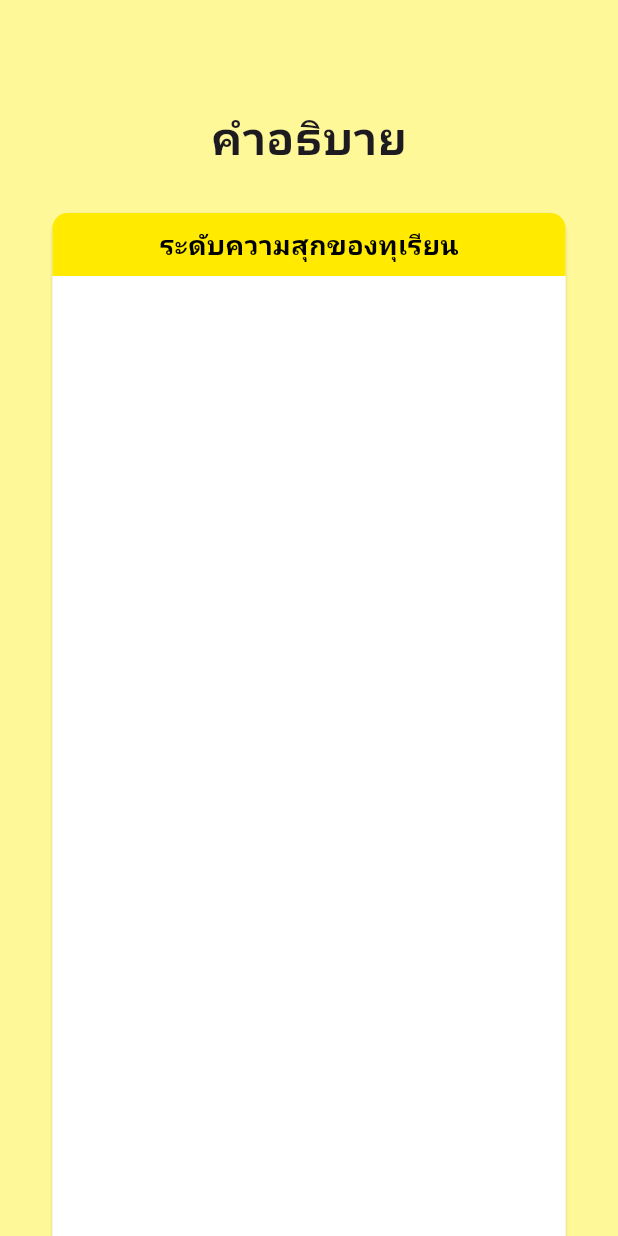
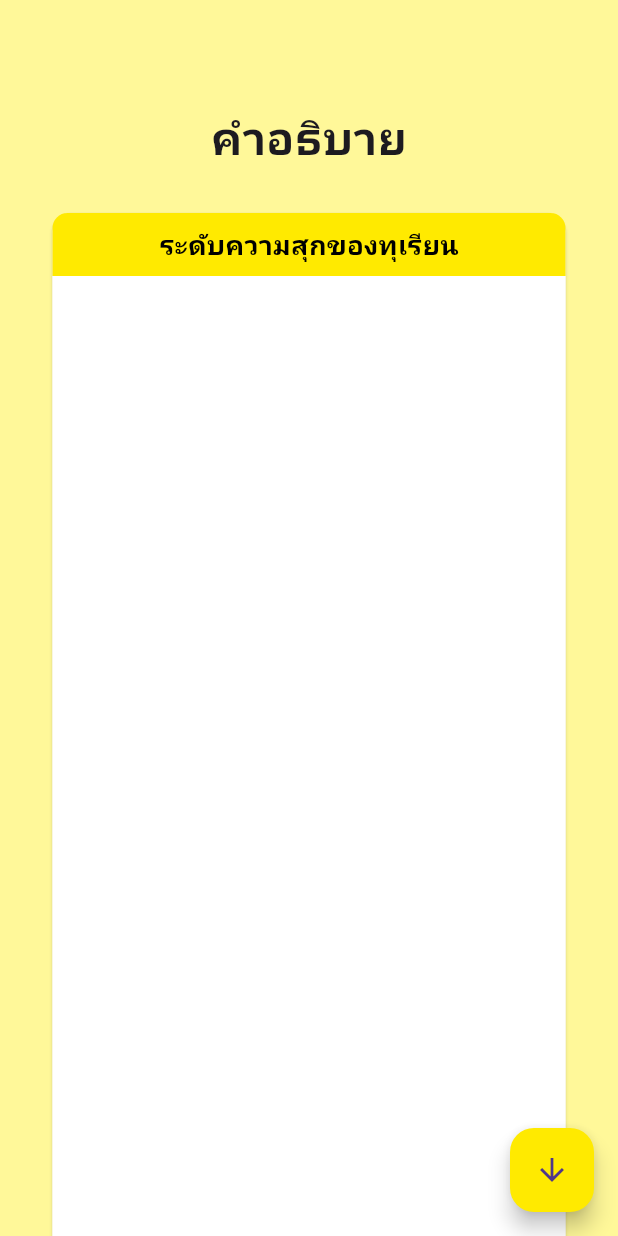
Before and after one commit to nirobonj/Durian01, a Flutter app: the HomePage screen opened directly, on a phone screen of 412 x 824 dp. Run offline on Flutter 3.47's test engine with Material 3 defaults, Android fonts, the phone set to English and light mode, and no system bars.

Commit message:
แก้ๆปรับๆ

```diff
--- a/durian1/lib/display_page.dart
+++ b/durian1/lib/display_page.dart
@@ -1,15 +1,15 @@
 import 'package:flutter/material.dart';
 
 class DisplayPage extends StatelessWidget {
-  const DisplayPage({Key? key}) : super(key: key);
+  const DisplayPage({super.key});
 
   @override
   Widget build(BuildContext context) {
     return Scaffold(
       appBar: AppBar(
-        title: Text('Display Page'),
+        title: const Text('Display Page'),
       ),
-      body: Center(
+      body: const Center(
         child: Text(
           'This is the display page',
           style: TextStyle(fontSize: 24),
--- a/durian1/lib/home_page.dart
+++ b/durian1/lib/home_page.dart
@@ -2,12 +2,13 @@ import 'package:flutter/material.dart';
 import 'display_page.dart';
 
 class HomePage extends StatelessWidget {
-  const HomePage({Key? key});
+  HomePage({Key? key});
+  final ScrollController _scrollController = ScrollController();
 
   void next(BuildContext context) {
     Navigator.push(
       context,
-      MaterialPageRoute(builder: (context) => DisplayPage()),
+      MaterialPageRoute(builder: (context) => const DisplayPage()),
     );
   }
 
@@ -15,7 +16,19 @@ class HomePage extends StatelessWidget {
   Widget build(BuildContext context) {
     return Scaffold(
       backgroundColor: const Color.fromARGB(255, 255, 248, 153),
+      floatingActionButton: FloatingActionButton(
+        onPressed: () {
+          _scrollController.animateTo(
+            _scrollController.position.maxScrollExtent,
+            duration: const Duration(milliseconds: 500),
+            curve: Curves.easeInOut,
+          );
+        },
+        backgroundColor: const Color(0xffffea00),
+        child: const Icon(Icons.arrow_downward),
+      ),
       body: SingleChildScrollView(
+        controller: _scrollController,
         child: Center(
           child: Column(
             mainAxisAlignment: MainAxisAlignment.center,
@@ -31,7 +44,7 @@ class HomePage extends StatelessWidget {
               const SizedBox(height: 25),
               SizedBox(
                 width: 350,
-                height: 2000,
+                height: 3000,
                 child: Card(
                   color: const Color.fromARGB(255, 255, 255, 255),
                   child: Column(
```
Also changed, not shown: durian1/lib/login_page.dart (+6 -6 lines).
